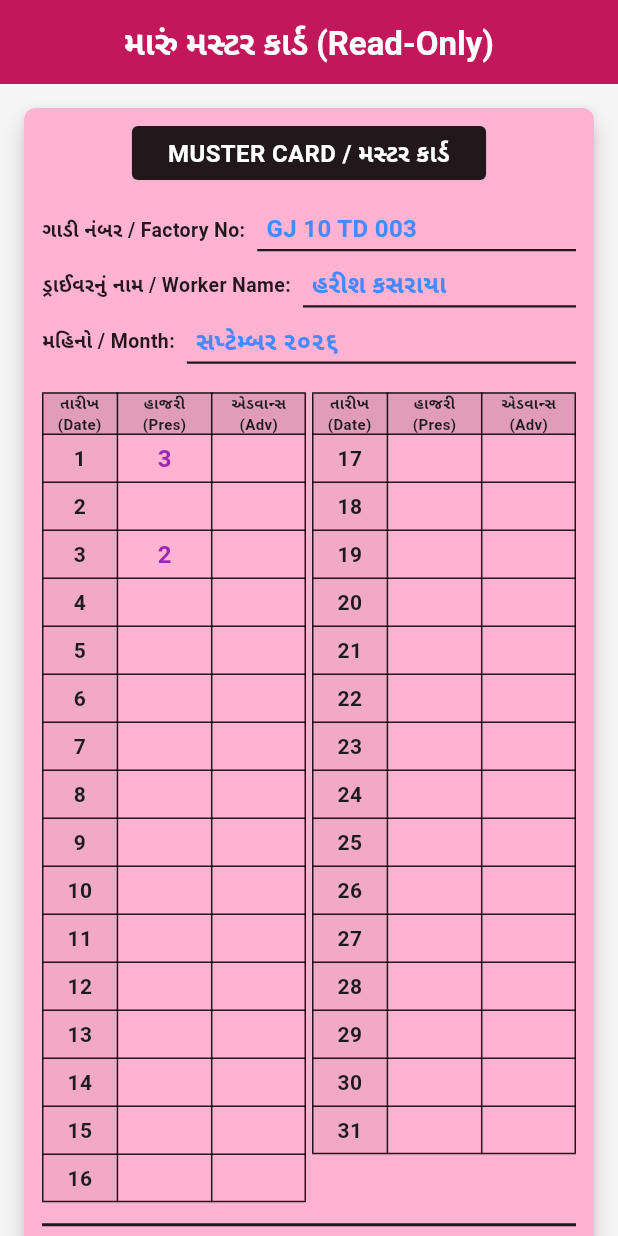
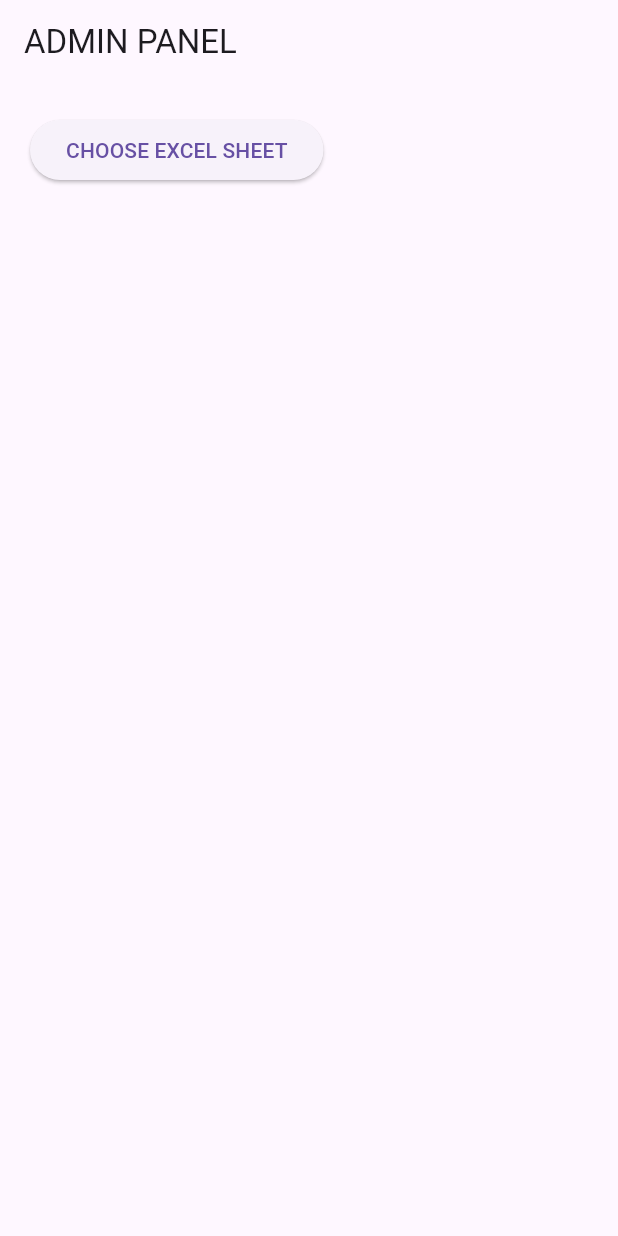
Before and after one commit to leon2119/driver-calc-app, a Flutter app: the screen it shows after launch, on a phone screen of 412 x 824 dp. Run offline on Flutter 3.47's test engine with Material 3 defaults, Android fonts, the phone set to English and light mode, and no system bars; our stand-ins replace file_picker, firebase_core, firebase_database; missing offline and left inert: excel; accounts and stored records are empty.

```diff
--- a/lib/main.dart
+++ b/lib/main.dart
@@ -1,219 +1,132 @@
-import 'package:flutter/material.dart';
-
-void main() {
-  runApp(const DriverReadOnlyMusterApp());
+import "package:flutter/material.dart";
+import "package:file_picker/file_picker.dart";
+import "package:excel/excel.dart";
+import "package:firebase_core/firebase_core.dart";
+import "package:firebase_database/firebase_database.dart";
+import "dart:typed_data";
+void main() async {
+  WidgetsFlutterBinding.ensureInitialized();
+  await Firebase.initializeApp(options: const FirebaseOptions(apiKey: "AIzaSyKey", authDomain: "://firebaseapp.com", databaseURL: "https://firebaseio.com", projectId: "d", storageBucket: "://appspot.com", messagingSenderId: "1", appId: "1"));
+  runApp(const MaterialApp(debugShowCheckedModeBanner: false, home: MainRouter()));
 }
-
-class DriverReadOnlyMusterApp extends StatelessWidget {
-  const DriverReadOnlyMusterApp({super.key});
-
+class MainRouter extends StatelessWidget {
+  const MainRouter({super.key});
   @override
   Widget build(BuildContext context) {
-    return MaterialApp(
-      debugShowCheckedModeBanner: false,
-      title: 'ડ્રાઈવર મસ્ટર કાર્ડ',
-      theme: ThemeData(
-        primarySwatch: Colors.pink,
-        scaffoldBackgroundColor: Colors.grey.shade100,
-      ),
-      home: const DriverMusterCardScreen(),
-    );
+    final uri = Uri.base;
+    final dId = uri.queryParameters["driverId"];
+    return (uri.queryParameters["role"] == "admin" || dId == null) ? const AdminScreen() : DriverScreen(driverId: dId);
   }
 }
-
-class DriverMusterCardScreen extends StatefulWidget {
-  const DriverMusterCardScreen({super.key});
-
+class AdminScreen extends StatefulWidget {
+  const AdminScreen({super.key});
   @override
-  State<DriverMusterCardScreen> createState() => _DriverMusterCardScreenState();
+  State<AdminScreen> createState() => _AdminScreenState();
 }
-
-class _DriverMusterCardScreenState extends State<DriverMusterCardScreen> {
-  // Hardcoded mockup data representing what is synced from your Daily Excel file upload
-  final String factoryNumber = "GJ 10 TD 003";
-  final String driverNameGujarati = "હરીશ કસરાયા";
-  final String currentMonth = "સપ્ટેમ્બર ૨૦૨૬";
-
-  // Data Map populated via backend Excel sync: { Day: DailyRecord }
-  final Map<int, DayRecord> _monthlyData = {
-    1: DayRecord(isPresent: "3", advance: ""),
-    3: DayRecord(isPresent: "2", advance: ""),
-    // Remaining days will default to blank strings mimicking clean data fields
-  };
-
-  // Aggregated calculations drawn straight from structural database inputs
-  double get totalPay => 14500.00;
-  double get totalAdvance => 2000.00;
-  double get finalBalance => totalPay - totalAdvance;
-
+class _AdminScreenState extends State<AdminScreen> {
+  List<Map<String, String>> _rows = [];
+  bool _loading = false;
+  String? _name;
   @override
   Widget build(BuildContext context) {
     return Scaffold(
-      appBar: AppBar(
-        title: const Text(
-          'મારું મસ્ટર કાર્ડ (Read-Only)',
-          style: TextStyle(fontWeight: FontWeight.bold, color: Colors.white),
-        ),
-        backgroundColor: Colors.pink.shade700,
-        centerTitle: true,
-      ),
-      body: SingleChildScrollView(
-        padding: const EdgeInsets.all(12.0),
-        child: Card(
-          color: const Color(exportPinkColor), // Matching the physical pink card tone
-          elevation: 6,
-          shape: RoundedRectangleBorder(borderRadius: BorderRadius.circular(8)),
-          child: Padding(
-            padding: const EdgeInsets.all(12.0),
-            child: Column(
-              crossAxisAlignment: CrossAxisAlignment.stretch,
-              children: [
-                // Header Banner
-                Center(
-                  child: Container(
-                    padding: const EdgeInsets.symmetric(horizontal: 24, vertical: 6),
-                    decoration: BoxDecoration(
-                      color: Colors.black87,
-                      borderRadius: BorderRadius.circular(4),
-                    ),
-                    child: const Text(
-                      "MUSTER CARD / મસ્ટર કાર્ડ",
-                      style: TextStyle(color: Colors.white, fontWeight: FontWeight.bold, fontSize: 16),
-                    ),
-                  ),
-                ),
-                const SizedBox(height: 15),
-
-                // Top Meta Details
-                _buildInfoRow("ગાડી નંબર / Factory No:", factoryNumber),
-                _buildInfoRow("ડ્રાઈવરનું નામ / Worker Name:", driverNameGujarati),
-                _buildInfoRow("મહિનો / Month:", currentMonth),
-                const SizedBox(height: 15),
-
-                // Main 31-Day Two-Column Grid Setup
-                Row(
-                  crossAxisAlignment: CrossAxisAlignment.start,
-                  children: [
-                    Expanded(child: _buildMusterTableColumn(1, 16)),
-                    const SizedBox(width: 4),
-                    Expanded(child: _buildMusterTableColumn(17, 31)),
-                  ],
-                ),
-
-                const Divider(height: 30, thickness: 2, color: Colors.black87),
-
-                // Financial Footer Summary Boxes
-                _buildFooterMetricRow("કુલ પગા૨ / TOTAL PAY", "₹ ${totalPay.toStringAsFixed(2)}"),
-                _buildFooterMetricRow("એડવાન્સ / ADVANCE", "₹ ${totalAdvance.toStringAsFixed(2)}"),
-                _buildFooterMetricRow("બાકી રકમ / BALANCE", "₹ ${finalBalance.toStringAsFixed(2)}", isBold: true),
-              ],
-            ),
-          ),
+      appBar: AppBar(title: const Text("ADMIN PANEL")),
+      body: Padding(
+        padding: const EdgeInsets.all(20),
+        child: Column(
+          children: [
+            ElevatedButton(onPressed: _loading ? null : _loadExcel, child: Text(_name ?? "CHOOSE EXCEL SHEET")),
+            const SizedBox(height: 20),
+            if (_rows.isNotEmpty) ElevatedButton(onPressed: _loading ? null : _sync, child: const Text("SYNC DATA TO INTERNET")),
+          ],
         ),
       ),
     );
   }
-
-  Widget _buildInfoRow(String label, String value) {
-    return Padding(
-      padding: const EdgeInsets.symmetric(vertical: 4.0),
-      child: Row(
-        children: [
-          Text(label, style: const TextStyle(fontWeight: FontWeight.bold, fontSize: 13, color: Colors.black87)),
-          const SizedBox(width: 8),
-          Expanded(
-            child: Container(
-              padding: const EdgeInsets.symmetric(horizontal: 6, vertical: 2),
-              decoration: const BoxDecoration(border: Border(bottom: BorderSide(color: Colors.black87, width: 1.5))),
-              child: Text(value, style: const TextStyle(fontSize: 16, fontWeight: FontWeight.bold, color: Colors.blueAccent)),
+  Future<void> _loadExcel() async {
+    setState(() => _loading = true);
+    try {
+      var res = await FilePicker.platform.pickFiles(type: FileType.custom, allowedExtensions: ["xlsx"], withData: true);
+      if (res != null && res.files.first.bytes != null) {
+        _name = res.files.first.name;
+        var ex = Excel.decodeBytes(res.files.first.bytes!);
+        List<Map<String, String>> tmp = [];
+        for (var t in ex.tables.keys) {
+          var s = ex.tables[t];
+          if (s != null && s.maxRows > 0) {
+            List<String> hd = s.rows.map((c) => c?.value?.toString().trim() ?? "").toList();
+            for (int i = 1; i < s.maxRows; i++) {
+              Map<String, String> data = {};
+              for (int j = 0; j < hd.length; j++) {
+                if (j < s.rows[i].length) data[hd[j]] = s.rows[i][j]?.value?.toString().trim() ?? "";
+              }
+              if (data.values.any((e) => e.isNotEmpty)) tmp.add(data);
+            }
+          }
+          break;
+        }
+        setState(() => _rows = tmp);
+      }
+    } catch (_) {}
+    setState(() => _loading = false);
+  }
+  Future<void> _sync() async {
+    setState(() => _loading = true);
+    try {
+      var ref = FirebaseDatabase.instance.ref("drivers");
+      for (var r in _rows) {
+        String id = (r["driver_id"] ?? "").toLowerCase().replaceAll(" ", "_");
+        String d = r["date_day"] ?? "";
+        if (id.isEmpty || d.isEmpty) continue;
+        await ref.child(id).child("meta").set({"factory_no": r["factory_no"] ?? "", "driver_name": r["driver_name_guj"] ?? "", "month": r["month_year"] ?? "", "total_pay": r["total_pay"] ?? "0", "advance": r["total_advance"] ?? "0"});
+        await ref.child(id).child("days").child(d).set({"present_status": r["present_status"] ?? "", "advance_entry": r["day_advance"] ?? ""});
+      }
+      ScaffoldMessenger.of(context).showSnackBar(const SnackBar(content: Text("SYNCED SUCCESS!")));
+    } catch (_) {}
+    setState(() => _loading = false);
+  }
+}
+class DriverScreen extends StatelessWidget {
+  final String driverId;
+  const DriverScreen({super.key, required this.driverId});
+  @override
+  Widget build(BuildContext context) {
+    return StreamBuilder(
+      stream: FirebaseDatabase.instance.ref("drivers/$driverId").onValue,
+      builder: (context, AsyncSnapshot<DatabaseEvent> snap) {
+        if (!snap.hasData || snap.data?.snapshot.value == null) return const Scaffold(body: Center(child: Text("NO CARD FOUND")));
+        var data = snap.data!.snapshot.value as Map;
+        var meta = data["meta"] ?? {};
+        var days = data["days"] ?? {};
+        return Scaffold(
+          backgroundColor: Colors.pink.shade50,
+          appBar: AppBar(title: Text("${meta["driver_name"] ?? ""} MUSTER CARD"), backgroundColor: Colors.pink),
+          body: SingleChildScrollView(
+            padding: const EdgeInsets.all(10),
+            child: Column(
+              children: [
+                Text("Factory No: ${meta["factory_no"] ?? ""}", style: const TextStyle(fontWeight: FontWeight.bold)),
+                Text("Month: ${meta["month"] ?? ""}"),
+                const SizedBox(height: 10),
+                Table(
+                  border: TableBorder.all(),
+                  children: [
+                    const TableRow(children: [Center(child: Text("Day")), Center(child: Text("Pres")), Center(child: Text("Adv"))]),
+                    ...List.generate(31, (i) {
+                      var dIdx = (i + 1).toString();
+                      var r = days[dIdx] ?? {};
+                      return TableRow(children: [Center(child: Text(dIdx)), Center(child: Text(r["present_status"] ?? "")), Center(child: Text(r["advance_entry"] ?? ""))]);
+                    })
+                  ],
+                ),
+                const SizedBox(height: 20),
+                Text("TOTAL PAY: ?${meta["total_pay"] ?? "0"}"),
+                Text("ADVANCE: ?${meta["advance"] ?? "0"}"),
+              ],
             ),
           ),
-        ],
-      ),
-    );
-  }
-
-  Widget _buildMusterTableColumn(int startDay, int endDay) {
-    return Table(
-      border: TableBorder.all(color: Colors.black87, width: 1),
-      columnWidths: const {
-        0: FlexColumnWidth(1.2), // Date
-        1: FlexColumnWidth(1.5), // Present / Breakdown / Trip status
-        2: FlexColumnWidth(1.5), // Advance
+        );
       },
-      children: [
-        // Table Sub-Header
-        const TableRow(
-          decoration: BoxDecoration(color: Colors.black12),
-          children: [
-            TableCell(child: Center(child: Text('તારીખ\n(Date)', style: TextStyle(fontSize: 10, fontWeight: FontWeight.bold), textAlign: TextAlign.center))),
-            TableCell(child: Center(child: Text('હાજરી\n(Pres)', style: TextStyle(fontSize: 10, fontWeight: FontWeight.bold), textAlign: TextAlign.center))),
-            TableCell(child: Center(child: Text('એડવાન્સ\n(Adv)', style: TextStyle(fontSize: 10, fontWeight: FontWeight.bold), textAlign: TextAlign.center))),
-          ],
-        ),
-        // Generating Row Blocks
-        ...List.generate((endDay - startDay) + 1, (index) {
-          int currentDay = startDay + index;
-          DayRecord record = _monthlyData[currentDay] ?? DayRecord(isPresent: "", advance: "");
-
-          return TableRow(
-            children: [
-              TableCell(
-                child: Container(
-                  height: 32,
-                  color: Colors.black.withOpacity(0.05),
-                  alignment: Alignment.center,
-                  child: Text("$currentDay", style: const TextStyle(fontWeight: FontWeight.bold)),
-                ),
-              ),
-              TableCell(
-                child: Container(
-                  height: 32,
-                  alignment: Alignment.center,
-                  child: Text(record.isPresent, style: const TextStyle(fontWeight: FontWeight.bold, color: Colors.purple, fontSize: 16)),
-                ),
-              ),
-              TableCell(
-                child: Container(
-                  height: 32,
-                  alignment: Alignment.center,
-                  child: Text(record.advance, style: const TextStyle(fontWeight: FontWeight.bold, color: Colors.red)),
-                ),
-              ),
-            ],
-          );
-        }),
-      ],
-    );
-  }
-
-  Widget _buildFooterMetricRow(String title, String value, {bool isBold = false}) {
-    return Padding(
-      padding: const EdgeInsets.symmetric(vertical: 3.0),
-      child: Row(
-        mainAxisAlignment: MainAxisAlignment.spaceBetween,
-        children: [
-          Text(title, style: TextStyle(fontWeight: FontWeight.bold, fontSize: isBold ? 14 : 12, color: Colors.black87)),
-          Container(
-            width: 140,
-            padding: const EdgeInsets.symmetric(vertical: 4, horizontal: 8),
-            decoration: BoxDecoration(
-              border: Border.all(color: Colors.black87),
-              color: isBold ? Colors.yellow.shade100 : Colors.white70,
-            ),
-            alignment: Alignment.centerRight,
-            child: Text(value, style: TextStyle(fontWeight: FontWeight.bold, fontSize: isBold ? 16 : 14, color: isBold ? Colors.red.shade900 : Colors.black)),
-          ),
-        ],
-      ),
     );
   }
 }
-
-class DayRecord {
-  final String isPresent; // Displays presents, breakdown hours, or trips written in text string format
-  final String advance;
-  DayRecord({required this.isPresent, required this.advance});
-}
-
-const int exportPinkColor = 0xFFFFB2D1; // Accurate digital color tone matching physical card template
```
Also changed, not shown: 1 other file.
